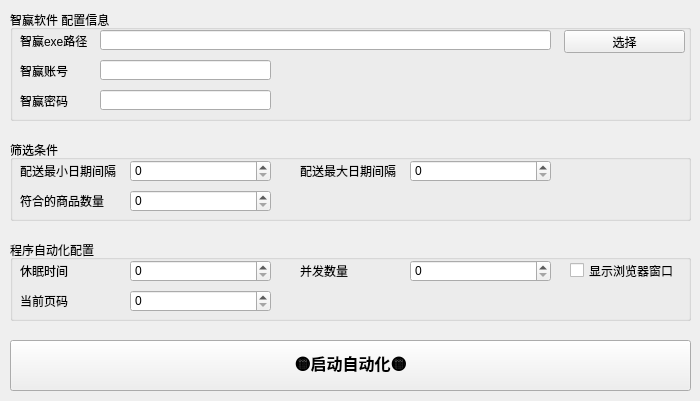
The window that ui/main.ui (feassh/zying-auto) describes before a commit, drawn with Qt 5.
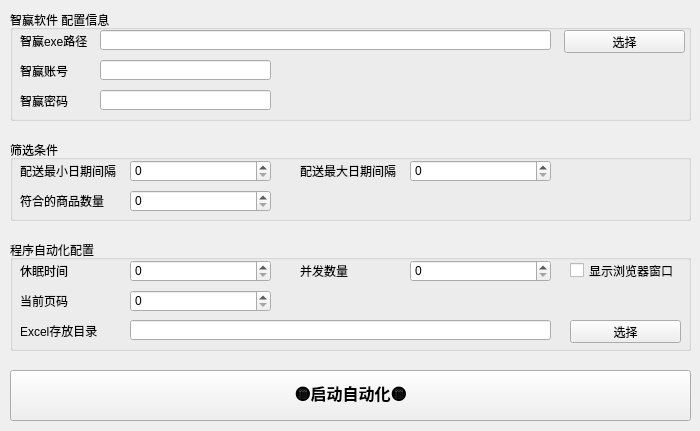
The same window after the commit.

```diff
--- a/ui/main.ui
+++ b/ui/main.ui
@@ -7,7 +7,7 @@
     <x>0</x>
     <y>0</y>
     <width>700</width>
-    <height>401</height>
+    <height>431</height>
    </rect>
   </property>
   <property name="sizePolicy">
@@ -18,14 +18,14 @@
   </property>
   <property name="minimumSize">
    <size>
-    <width>700</width>
-    <height>401</height>
+    <width>0</width>
+    <height>0</height>
    </size>
   </property>
   <property name="maximumSize">
    <size>
-    <width>700</width>
-    <height>401</height>
+    <width>16777215</width>
+    <height>16777215</height>
    </size>
   </property>
   <property name="windowTitle">
@@ -236,7 +236,7 @@
       <x>10</x>
       <y>240</y>
       <width>681</width>
-      <height>81</height>
+      <height>111</height>
      </rect>
     </property>
     <property name="title">
@@ -333,12 +333,51 @@
       <number>999999</number>
      </property>
     </widget>
+    <widget class="QLineEdit" name="leExcelPath">
+     <property name="geometry">
+      <rect>
+       <x>120</x>
+       <y>80</y>
+       <width>421</width>
+       <height>20</height>
+      </rect>
+     </property>
+     <property name="readOnly">
+      <bool>true</bool>
+     </property>
+    </widget>
+    <widget class="QLabel" name="label_10">
+     <property name="geometry">
+      <rect>
+       <x>10</x>
+       <y>80</y>
+       <width>101</width>
+       <height>21</height>
+      </rect>
+     </property>
+     <property name="text">
+      <string>Excel存放目录</string>
+     </property>
+    </widget>
+    <widget class="QPushButton" name="pbExcelPath">
+     <property name="geometry">
+      <rect>
+       <x>560</x>
+       <y>80</y>
+       <width>111</width>
+       <height>23</height>
+      </rect>
+     </property>
+     <property name="text">
+      <string>选择</string>
+     </property>
+    </widget>
    </widget>
    <widget class="QPushButton" name="pbStart">
     <property name="geometry">
      <rect>
       <x>10</x>
-      <y>340</y>
+      <y>370</y>
       <width>681</width>
       <height>51</height>
      </rect>
```
